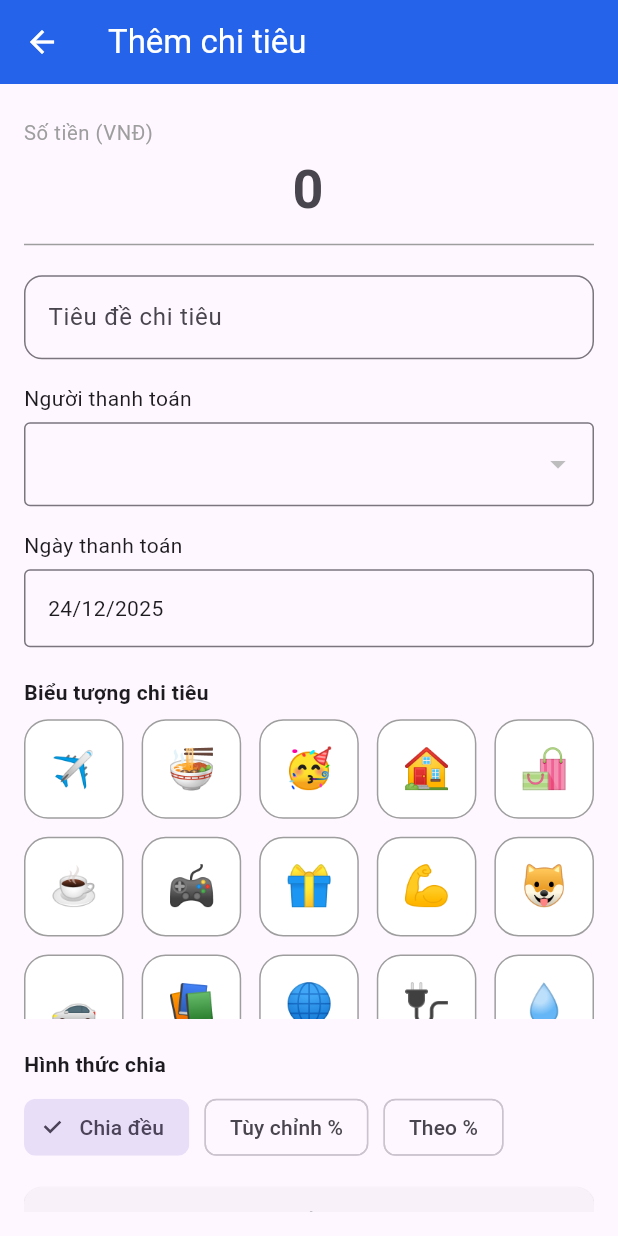
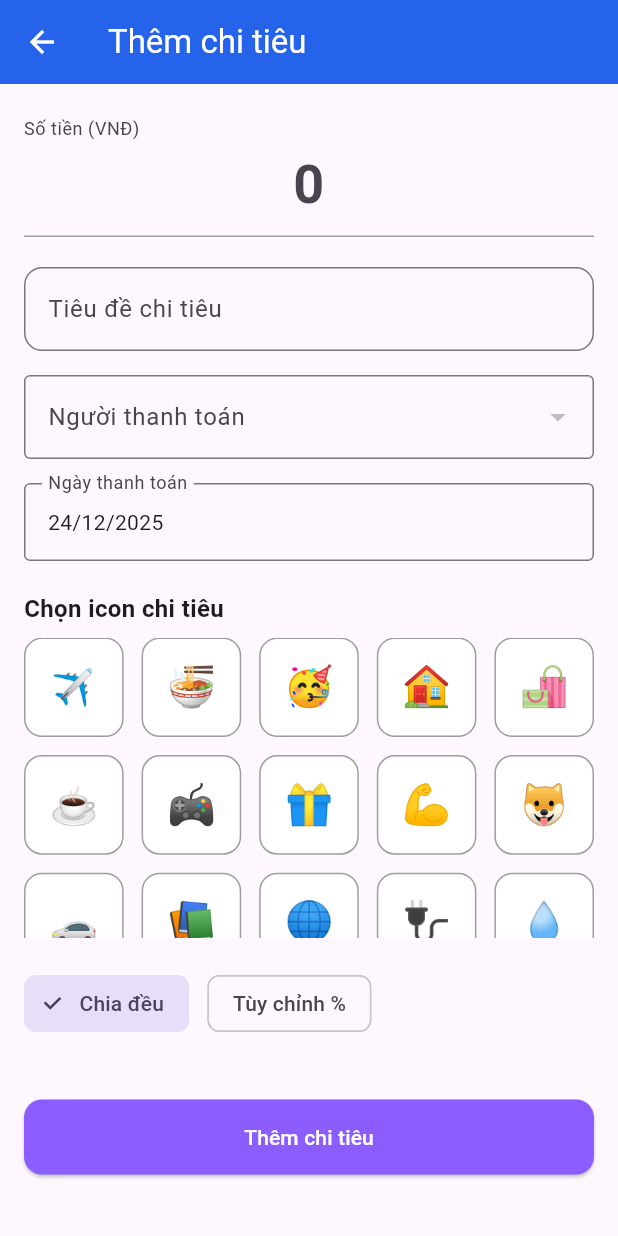
Before and after one commit to Khoahii/house_pal, a Flutter app: the CreateOrEditExpenseScreen screen opened directly with empty values, after a tap on "Chia đều", on a phone screen of 412 x 824 dp. Run offline on Flutter 3.47's test engine with Material 3 defaults, Android fonts, the phone set to English and light mode, and no system bars; our stand-ins replace cloud_firestore, firebase_auth, firebase_core, image_picker, shared_preferences; accounts and stored records are empty.

Commit message:
create expense from shopping

```diff
--- a/lib/Screens/Client/Funds/create_or_edit_Expense.dart
+++ b/lib/Screens/Client/Funds/create_or_edit_Expense.dart
@@ -16,12 +16,19 @@ class CreateOrEditExpenseScreen extends StatefulWidget {
   final Expense? expense;
   final bool? canModify;
 
+  final String? initialTitle;
+  final String? shoppingItemId;
+  final DocumentReference? roomRef;
+
   const CreateOrEditExpenseScreen({
     super.key,
     required this.fundId,
-    required this.memberRefs,
+    this.memberRefs = const [],
     this.expense,
     this.canModify,
+    this.initialTitle,
+    this.shoppingItemId,
+    this.roomRef,
   });
 
   bool get isEdit => expense != null;
@@ -33,194 +40,152 @@ class CreateOrEditExpenseScreen extends StatefulWidget {
 
 class _CreateOrEditExpenseScreenState extends State<CreateOrEditExpenseScreen> {
   final _formKey = GlobalKey<FormState>();
-
   final _titleCtrl = TextEditingController();
   final _amountCtrl = TextEditingController();
-
   final ExpenseService _expenseService = ExpenseService();
 
   List<AppUser> _members = [];
   bool _loadingMembers = true;
-
-  final Map<DocumentReference, TextEditingController> _splitCtrls = {};
-
   DocumentReference? _paidBy;
   DateTime _date = DateTime.now();
-
   FundCategory? _selectedCategory;
 
-  /// equal | custom | percentage
+  /// equal | custom
   String _splitType = 'equal';
-
-  /// % lưu cho custom + percentage
   final Map<DocumentReference, int> _splitDetail = {};
   final Set<DocumentReference> _selectedMembers = {};
-
   bool _isSubmitting = false;
 
   @override
   void initState() {
     super.initState();
+    if (widget.initialTitle != null && !widget.isEdit) {
+      _titleCtrl.text = widget.initialTitle!;
+    }
     _loadMembers();
   }
 
-  /// ================= INIT EDIT =================
+  Future<void> _loadMembers() async {
+    List<DocumentReference> refs = widget.memberRefs;
+
+    if (refs.isEmpty) {
+      final fundDoc = await FirebaseFirestore.instance
+          .collection('funds')
+          .doc(widget.fundId)
+          .get();
+      if (fundDoc.exists) {
+        final data = fundDoc.data() as Map<String, dynamic>;
+        refs = List<DocumentReference>.from(data['members'] ?? []);
+      }
+    }
+
+    final snaps = await Future.wait(refs.map((e) => e.get()));
+    final users = snaps
+        .where((d) => d.exists)
+        .map(AppUser.fromFirestore)
+        .toList();
+
+    if (mounted) {
+      setState(() {
+        _members = users;
+        _loadingMembers = false;
+
+        if (!widget.isEdit) {
+          // 1. Tự động chọn tất cả thành viên
+          _selectedMembers.addAll(users.map((u) => _userRef(u.uid)));
+
+          // 2. Tự động chọn người trả là User hiện tại
+          final currentUid = FirebaseAuth.instance.currentUser?.uid;
+          if (currentUid != null) {
+            _paidBy = _userRef(currentUid);
+          } else if (users.isNotEmpty) {
+            _paidBy = _userRef(users.first.uid);
+          }
+        }
+      });
+
+      if (widget.isEdit) _initEditData();
+    }
+  }
+
   void _initEditData() {
-    final e = widget.expense;
-    if (e == null) return;
-
-    // 1. Gán các thông tin cơ bản
+    final e = widget.expense!;
     _titleCtrl.text = e.title;
-
-    // Định dạng số tiền có dấu chấm khi hiển thị (vi_VN: 100.000)
-    final formatter = NumberFormat.decimalPattern('vi_VN');
-    _amountCtrl.text = formatter.format(e.amount);
-
+    _amountCtrl.text = NumberFormat.decimalPattern('vi_VN').format(e.amount);
     _paidBy = e.paidBy;
     _date = e.date;
     _splitType = e.splitType;
 
-    // 2. Làm sạch dữ liệu tạm trước khi map lại
     _splitDetail.clear();
     _selectedMembers.clear();
 
-    // 3. Duyệt qua dữ liệu phân chia cũ trong DB
     for (final entry in e.splitDetail.entries) {
-      final userId = entry.key;
-      final amountVnd = entry.value;
-
-      // Tìm member trong danh sách _members đã load từ fundId
-      // Sử dụng try-catch hoặc findIndex để tránh crash nếu user đó đã bị xóa khỏi hệ thống hoàn toàn
-      try {
-        final member = _members.firstWhere((m) => m.uid == userId);
-
-        final userRef = FirebaseFirestore.instance
-            .collection('users')
-            .doc(member.uid);
-
-        // Đánh dấu người này ĐÃ THAM GIA vào khoản chi này
+      final userRef = _userRef(entry.key);
       _selectedMembers.add(userRef);
-
-        // Tính toán lại % (quan trọng cho chế độ 'percentage' và 'custom')
       if (e.amount > 0) {
-          final percent = ((amountVnd / e.amount) * 100).round();
-          _splitDetail[userRef] = percent;
-        } else {
-          _splitDetail[userRef] = 0;
-        }
-      } catch (e) {
-        debugPrint(
-          "Không tìm thấy thành viên $userId trong danh sách quỹ hiện tại.",
-        );
-        // Bỏ qua nếu người này không còn trong quỹ hoặc không tồn tại
+        _splitDetail[userRef] = ((entry.value / e.amount) * 100).round();
       }
     }
 
-    // 4. Khôi phục Icon/Category
     _selectedCategory = fundCategories.firstWhere(
       (c) => c.id == e.iconId,
       orElse: () => fundCategories.first,
     );
-
-    // Cập nhật lại UI sau khi đã map xong data
     setState(() {});
-  }
-
-  /// ================= LOAD MEMBERS =================
-  Future<void> _loadMembers() async {
-    final snaps = await Future.wait(widget.memberRefs.map((e) => e.get()));
-    final users = snaps.map(AppUser.fromFirestore).toList();
-
-    setState(() {
-      _members = users;
-      _paidBy ??= FirebaseFirestore.instance
-          .collection('users')
-          .doc(FirebaseAuth.instance.currentUser!.uid);
-
-      // Nếu là tạo mới: Mặc định chọn TẤT CẢ thành viên hiện tại
-      if (!widget.isEdit) {
-        for (final u in users) {
-          _selectedMembers.add(_userRef(u.uid));
-        }
-      }
-
-      _loadingMembers = false;
-    });
-
-    // Gọi Init Edit sau khi đã có danh sách members
-    if (widget.isEdit) {
-      _initEditData();
-    }
   }
 
   DocumentReference _userRef(String uid) =>
       FirebaseFirestore.instance.collection('users').doc(uid);
 
-  void _showError(String msg) {
-    ScaffoldMessenger.of(context).showSnackBar(SnackBar(content: Text(msg)));
-  }
-
-  /// ================= SUBMIT =================
   Future<void> _submit() async {
     if (!_formKey.currentState!.validate() ||
         _paidBy == null ||
         _selectedCategory == null) {
-      _showError("Vui lòng nhập đủ thông tin");
+      SnackBarService.showError(context, "Vui lòng nhập đủ thông tin");
       return;
     }
 
-    final rawAmount = _amountCtrl.text.replaceAll('.', '').trim();
-    final amount = int.tryParse(rawAmount);
-
+    final amount = int.tryParse(_amountCtrl.text.replaceAll('.', ''));
     if (amount == null || amount <= 0) {
-      _showError("Số tiền không hợp lệ");
+      SnackBarService.showError(context, "Số tiền không hợp lệ");
       return;
     }
 
     if (_selectedMembers.isEmpty) {
-      _showError("Phải chọn ít nhất 1 người tham gia");
+      SnackBarService.showError(context, "Phải chọn ít nhất 1 người tham gia");
       return;
     }
 
     Map<String, int> result = {};
-
-    /// ===== CHIA ĐỀU =====
     if (_splitType == 'equal') {
       final count = _selectedMembers.length;
       final per = amount ~/ count;
       int used = 0;
-
-      // Chuyển Set sang List để lấy index
-      final selectedList = _selectedMembers.toList();
-
+      final list = _selectedMembers.toList();
       for (int i = 0; i < count; i++) {
-        final ref = selectedList[i];
-        final value = (i == count - 1) ? amount - used : per;
-        used += value;
-        result[ref.id] = value;
+        final val = (i == count - 1) ? amount - used : per;
+        used += val;
+        result[list[i].id] = val;
       }
-    }
-    /// ===== CHIA THEO % HOẶC CUSTOM =====
-    else {
-      // Logic kiểm tra 100% nếu là 'percentage'
-      if (_splitType == 'percentage') {
-        final total = _splitDetail.entries
-            .where((e) => _selectedMembers.contains(e.key))
-            .fold<int>(0, (a, b) => a + b.value);
-        if (total != 100) {
-          _showError("Tổng phần trăm phải bằng 100% (Hiện tại: $total%)");
+    } else {
+      // Logic Tùy chỉnh (Tổng % phải = 100)
+      final totalPercent = _selectedMembers.fold<int>(
+        0,
+        (sum, ref) => sum + (_splitDetail[ref] ?? 0),
+      );
+      if (totalPercent != 100) {
+        SnackBarService.showError(
+          context,
+          "Tổng tỉ lệ phải bằng 100% (Hiện tại: $totalPercent%)",
+        );
         return;
       }
-      }
-
       for (final ref in _selectedMembers) {
-        final percent = _splitDetail[ref] ?? 0;
-        result[ref.id] = (amount * percent / 100).round();
+        result[ref.id] = (amount * (_splitDetail[ref] ?? 0) / 100).round();
       }
     }
 
     setState(() => _isSubmitting = true);
-
     try {
       if (widget.isEdit) {
         await _expenseService.updateExpense(
@@ -235,10 +200,6 @@ class _CreateOrEditExpenseScreenState extends State<CreateOrEditExpenseScreen> {
           splitType: _splitType,
           splitDetail: result,
         );
-
-        if (mounted) {
-          SnackBarService.showSuccess(context, "Cập nhật chi tiêu thành công!");
-        }
       } else {
         await _expenseService.createExpense(
           fundId: widget.fundId,
@@ -250,45 +211,35 @@ class _CreateOrEditExpenseScreenState extends State<CreateOrEditExpenseScreen> {
           iconEmoji: _selectedCategory!.icon,
           splitType: _splitType,
           splitDetail: result,
+          shoppingItemId: widget.shoppingItemId,
+          roomRef: widget.roomRef,
         );
-
+      }
       if (mounted) {
-          SnackBarService.showSuccess(context, "Tạo chi tiêu thành công!");
+        SnackBarService.showSuccess(context, "Thành công!");
+        Navigator.pop(context);
       }
-      }
-
-      if (mounted) Navigator.pop(context);
     } catch (e) {
-      if (mounted) {
-        SnackBarService.showError(context, "Đã xảy ra lỗi: ${e.toString()}");
-      }
+      if (mounted) SnackBarService.showError(context, e.toString());
     } finally {
       if (mounted) setState(() => _isSubmitting = false);
     }
   }
 
-  /// ================= BUILD =================
   @override
   Widget build(BuildContext context) {
     return Scaffold(
       appBar: AppBar(
-        title: Text(
-          (widget.isEdit && widget.canModify == true)
-              ? "Chỉnh sửa chi tiêu"
-              : (widget.isEdit && widget.canModify == false)
-              ? "Xem chi tiêu"
-              : "Thêm chi tiêu",
-        ),
-        backgroundColor: const Color(0xFF2563EB), // Màu xanh Primary
+        title: Text(widget.isEdit ? "Chỉnh sửa chi tiêu" : "Thêm chi tiêu"),
+        backgroundColor: const Color(0xFF2563EB),
         foregroundColor: Colors.white,
       ),
       body: _loadingMembers
           ? const Center(child: CircularProgressIndicator())
-          : Padding(
-              padding: const EdgeInsets.all(16),
-              child: Form(
+          : Form(
               key: _formKey,
               child: ListView(
+                padding: const EdgeInsets.all(16),
                 children: [
                   _buildBasicInfo(),
                   const SizedBox(height: 16),
@@ -296,85 +247,71 @@ class _CreateOrEditExpenseScreenState extends State<CreateOrEditExpenseScreen> {
                   const SizedBox(height: 16),
                   _buildDatePicker(),
                   const SizedBox(height: 20),
+                  Text("Chọn icon chi tiêu", style: TextStyle(
+                    fontSize: 16,
+                    fontWeight: FontWeight.bold,
+                  ),),
+                  const SizedBox(height: 8),
                   _buildCategory(),
                   const SizedBox(height: 20),
                   _buildSplitType(),
                   _buildSplitDetail(),
                   const SizedBox(height: 24),
-                    (widget.canModify == true || widget.isEdit == false)
-                        ? ElevatedButton(
+                  ElevatedButton(
                     onPressed: _isSubmitting ? null : _submit,
                     style: ElevatedButton.styleFrom(
                       backgroundColor: const Color(0xFF8B5CFE),
                       foregroundColor: Colors.white,
+                      minimumSize: const Size(double.infinity, 50),
                       shape: RoundedRectangleBorder(
                         borderRadius: BorderRadius.circular(12),
                       ),
                     ),
-                            child: Text(
+                    child: _isSubmitting
+                        ? const CircularProgressIndicator(color: Colors.white)
+                        : Text(
                             widget.isEdit ? "Lưu thay đổi" : "Thêm chi tiêu",
                           ),
-                          )
-                        : Container(),
+                  ),
                 ],
-                ),
               ),
             ),
     );
   }
 
-  /// ================= UI =================
   Widget _buildBasicInfo() {
     return Column(
       children: [
-        // 1. Ô NHẬP TIỀN (Đã đưa lên trước và làm lớn hơn)
         TextFormField(
           controller: _amountCtrl,
           keyboardType: TextInputType.number,
-          textAlign: TextAlign.center, // Căn giữa số tiền cho chuyên nghiệp
+          textAlign: TextAlign.center,
           style: const TextStyle(
-            fontSize: 36, // Tăng kích thước lớn hơn nữa
+            fontSize: 36,
             fontWeight: FontWeight.bold,
-            color: Color.fromARGB(255, 52, 255, 126),
-            letterSpacing: 1.2,
+            color: Colors.green,
           ),
           inputFormatters: [
             FilteringTextInputFormatter.digitsOnly,
             CurrencyInputFormatter(),
           ],
-          decoration: InputDecoration(
+          decoration: const InputDecoration(
             labelText: "Số tiền (VNĐ)",
-            floatingLabelBehavior: FloatingLabelBehavior
-                .always, // Luôn hiển thị label nhỏ phía trên
-            labelStyle: const TextStyle(fontSize: 18, color: Colors.grey),
+            floatingLabelBehavior: FloatingLabelBehavior.always,
             hintText: "0",
-            suffixText: "", // Thêm đơn vị tiền tệ ở cuối
-            suffixStyle: const TextStyle(
-              fontSize: 20,
-              fontWeight: FontWeight.bold,
+            enabledBorder: UnderlineInputBorder(
+              borderSide: BorderSide(color: Colors.grey),
             ),
-
-            // Loại bỏ Outline và chỉ dùng Underline
-            enabledBorder: const UnderlineInputBorder(
-              borderSide: BorderSide(color: Colors.grey, width: 1),
-            ),
-            focusedBorder: const UnderlineInputBorder(
-              borderSide: BorderSide(
-                color: Color.fromARGB(255, 52, 255, 126),
-                width: 2,
+            focusedBorder: UnderlineInputBorder(
+              borderSide: BorderSide(color: Colors.green, width: 2),
             ),
           ),
-            contentPadding: const EdgeInsets.symmetric(vertical: 10),
         ),
-        ),
-
-        const SizedBox(height: 20), // Khoảng cách rộng hơn
-        // 2. Ô NHẬP TIÊU ĐỀ
+        const SizedBox(height: 20),
         TextFormField(
           controller: _titleCtrl,
           decoration: InputDecoration(
             labelText: "Tiêu đề chi tiêu",
-            hintText: "Ví dụ: Ăn trưa, Đổ xăng...",
             border: OutlineInputBorder(borderRadius: BorderRadius.circular(12)),
           ),
           validator: (v) => v!.isEmpty ? "Bắt buộc nhập tiêu đề" : null,
@@ -384,31 +321,24 @@ class _CreateOrEditExpenseScreenState extends State<CreateOrEditExpenseScreen> {
   }
 
   Widget _buildPaidBy() {
-    return Column(
-      crossAxisAlignment: CrossAxisAlignment.start,
-      children: [
-        const Text("Người thanh toán"),
-        const SizedBox(height: 6),
-        DropdownButtonFormField<DocumentReference>(
+    return DropdownButtonFormField<DocumentReference>(
       value: _paidBy,
-          decoration: const InputDecoration(border: OutlineInputBorder()),
-          items: _members.map((u) {
-            final ref = _userRef(u.uid);
-            return DropdownMenuItem(value: ref, child: Text(u.name));
-          }).toList(),
+      decoration: const InputDecoration(
+        labelText: "Người thanh toán",
+        border: OutlineInputBorder(),
+      ),
+      items: _members
+          .map(
+            (u) =>
+                DropdownMenuItem(value: _userRef(u.uid), child: Text(u.name)),
+          )
+          .toList(),
       onChanged: (v) => setState(() => _paidBy = v),
-        ),
-      ],
     );
   }
 
   Widget _buildDatePicker() {
-    return Column(
-      crossAxisAlignment: CrossAxisAlignment.start,
-      children: [
-        const Text("Ngày thanh toán"),
-        const SizedBox(height: 6),
-        InkWell(
+    return InkWell(
       onTap: () async {
         final picked = await showDatePicker(
           context: context,
@@ -416,50 +346,33 @@ class _CreateOrEditExpenseScreenState extends State<CreateOrEditExpenseScreen> {
           firstDate: DateTime(2020),
           lastDate: DateTime.now(),
         );
-            if (picked != null) {
-              setState(() => _date = picked);
-            }
+        if (picked != null) setState(() => _date = picked);
       },
       child: InputDecorator(
-            decoration: const InputDecoration(border: OutlineInputBorder()),
-            child: Text("${_date.day}/${_date.month}/${_date.year}"),
+        decoration: const InputDecoration(
+          labelText: "Ngày thanh toán",
+          border: OutlineInputBorder(),
         ),
+        child: Text(DateFormat('dd/MM/yyyy').format(_date)),
       ),
-      ],
     );
   }
 
   Widget _buildSplitType() {
-    return Column(
-      crossAxisAlignment: CrossAxisAlignment.start,
+    return Row(
       children: [
-        const Text(
-          "Hình thức chia",
-          style: TextStyle(fontWeight: FontWeight.bold),
+        ChoiceChip(
+          label: const Text("Chia đều"),
+          selected: _splitType == 'equal',
+          onSelected: (_) => setState(() => _splitType = 'equal'),
         ),
-        const SizedBox(height: 8),
-        Wrap(
-          spacing: 10,
-          children: [
-            _splitChip('equal', 'Chia đều', Icons.groups),
-            _splitChip('custom', 'Tùy chỉnh %', Icons.person),
-            _splitChip('percentage', 'Theo %', Icons.percent),
-          ],
+        const SizedBox(width: 12),
+        ChoiceChip(
+          label: const Text("Tùy chỉnh %"),
+          selected: _splitType == 'custom',
+          onSelected: (_) => setState(() => _splitType = 'custom'),
         ),
       ],
-    );
-  }
-
-  Widget _splitChip(String value, String label, IconData icon) {
-    return ChoiceChip(
-      label: Text(label),
-      selected: _splitType == value,
-      onSelected: (_) {
-        setState(() {
-          _splitType = value;
-          _splitDetail.clear();
-        });
-      },
     );
   }
 
@@ -467,106 +380,70 @@ class _CreateOrEditExpenseScreenState extends State<CreateOrEditExpenseScreen> {
     return Card(
       margin: const EdgeInsets.only(top: 16),
       child: Column(
-        crossAxisAlignment: CrossAxisAlignment.start,
-        children: [
-          const Padding(
-            padding: EdgeInsets.all(12),
-            child: Text(
-              "Chọn người tham gia chia tiền:",
-              style: TextStyle(fontWeight: FontWeight.bold, color: Colors.grey),
-            ),
-          ),
-          ..._members.map((u) {
+        children: _members.map((u) {
           final ref = _userRef(u.uid);
           final isSelected = _selectedMembers.contains(ref);
-
           return ListTile(
             leading: Checkbox(
               value: isSelected,
-                onChanged: (v) {
-                  setState(() {
-                    if (v == true) {
+              onChanged: (v) => setState(() {
+                if (v == true)
                   _selectedMembers.add(ref);
-                    } else {
-                      // Không cho phép bỏ chọn hết sạch người
-                      if (_selectedMembers.length > 1) {
+                else if (_selectedMembers.length > 1)
                   _selectedMembers.remove(ref);
-                        _splitDetail.remove(ref);
-                      }
-                    }
-                  });
-                },
+              }),
             ),
             title: Text(u.name),
-              trailing: (_splitType != 'equal')
+            trailing: _splitType == 'custom' && isSelected
                 ? SizedBox(
-                      width: 80,
+                    width: 70,
                     child: TextFormField(
-                        // Sử dụng key để ép Flutter rebuild controller khi chuyển đổi thành viên
-                        key: ValueKey("input_${u.uid}_$_splitType"),
-                        initialValue: _splitDetail[ref]?.toString() ?? '',
-                        enabled: isSelected,
+                      key: ValueKey("custom_${u.uid}"),
+                      initialValue: _splitDetail[ref]?.toString() ?? '0',
                       keyboardType: TextInputType.number,
                       decoration: const InputDecoration(
                         suffixText: '%',
                         isDense: true,
                       ),
-                        onChanged: (v) {
-                          _splitDetail[ref] = int.tryParse(v) ?? 0;
-                        },
+                      onChanged: (v) =>
+                          _splitDetail[ref] = int.tryParse(v) ?? 0,
                     ),
                   )
-                  : null, // Ở chế độ equal thì không hiện ô nhập %
+                : null,
           );
         }).toList(),
-        ],
       ),
     );
   }
 
   Widget _buildCategory() {
-    return Column(
-      crossAxisAlignment: CrossAxisAlignment.start,
-      children: [
-        const Text(
-          "Biểu tượng chi tiêu",
-          style: TextStyle(fontWeight: FontWeight.bold),
-        ),
-        const SizedBox(height: 8),
-        SizedBox(
+    return SizedBox(
       height: 200,
       child: GridView.builder(
         gridDelegate: const SliverGridDelegateWithFixedCrossAxisCount(
           crossAxisCount: 5,
+          mainAxisSpacing: 12,
           crossAxisSpacing: 12,
-              mainAxisSpacing: 12,
         ),
         itemCount: fundCategories.length,
         itemBuilder: (_, i) {
           final c = fundCategories[i];
-              final selected = _selectedCategory?.id == c.id;
+          final isSel = _selectedCategory?.id == c.id;
           return GestureDetector(
             onTap: () => setState(() => _selectedCategory = c),
             child: Container(
               decoration: BoxDecoration(
-                    color: selected ? Colors.indigo : Colors.white,
-                    borderRadius: BorderRadius.circular(16),
-                    border: Border.all(
-                      color: selected ? Colors.indigo : Colors.grey,
+                color: isSel ? Colors.indigo : Colors.white,
+                borderRadius: BorderRadius.circular(12),
+                border: Border.all(color: isSel ? Colors.indigo : Colors.grey),
               ),
-                  ),
-                  child: Column(
-                    mainAxisAlignment: MainAxisAlignment.center,
-                    children: [
-                      Text(c.icon, style: const TextStyle(fontSize: 26)),
-                    ],
+              child: Center(
+                child: Text(c.icon, style: const TextStyle(fontSize: 26)),
               ),
             ),
           );
         },
       ),
-        ),
-      ],
     );
   }
 
@@ -574,9 +451,6 @@ class _CreateOrEditExpenseScreenState extends State<CreateOrEditExpenseScreen> {
   void dispose() {
     _titleCtrl.dispose();
     _amountCtrl.dispose();
-    for (final c in _splitCtrls.values) {
-      c.dispose();
-    }
     super.dispose();
   }
 }
```
Also changed, not shown: lib/Screens/Client/News/shopping_tab.dart (+37 -60 lines), lib/services/expense_service.dart (+33 -41 lines). Lines whose indentation alone changed are shown as unchanged.
